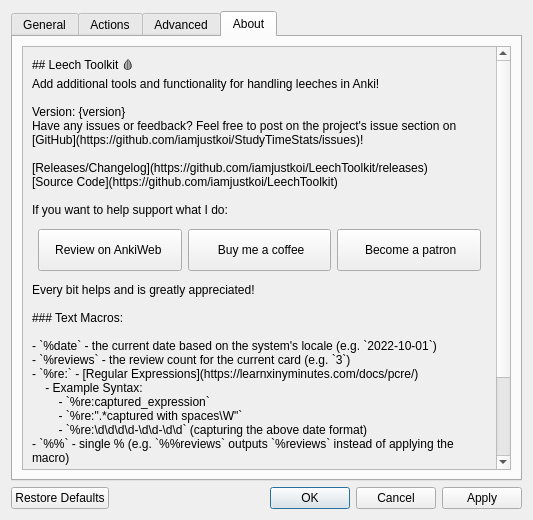
iamjustkoi/LeechToolkit, file res/ui/options_dialog.ui: the form before one commit.
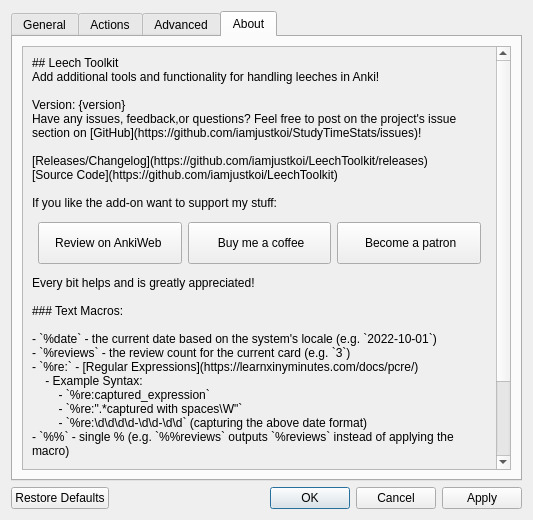
The form after the commit. The open tabs and pages were chosen to show the change. Icons and pictures are not drawn.

Commit message: Updated some text to be less harsh, hopefully

The edit to the form file:
```diff
--- a/res/ui/options_dialog.ui
+++ b/res/ui/options_dialog.ui
@@ -434,7 +434,7 @@
             <x>0</x>
             <y>0</y>
             <width>472</width>
-            <height>516</height>
+            <height>527</height>
            </rect>
           </property>
           <layout class="QVBoxLayout" name="scroll_layout" stretch="0,0,1">
@@ -450,16 +450,16 @@
               </sizepolicy>
              </property>
              <property name="text">
-              <string>## Leech Toolkit 🩸
+              <string>## Leech Toolkit
 Add additional tools and functionality for handling leeches in Anki!
 
 Version: {version}  
-Have any issues or feedback? Feel free to post on the project's issue section on [GitHub](https://github.com/iamjustkoi/StudyTimeStats/issues)!  
+Have any issues, feedback,or questions? Feel free to post on the project's issue section on [GitHub](https://github.com/iamjustkoi/StudyTimeStats/issues)!  
 
 [Releases/Changelog](https://github.com/iamjustkoi/LeechToolkit/releases)  
 [Source Code](https://github.com/iamjustkoi/LeechToolkit)  
 
-If you want to help support what I do:</string>
+If you like the add-on want to support my stuff:</string>
              </property>
              <property name="textFormat">
               <enum>Qt::MarkdownText</enum>
@@ -631,7 +631,7 @@
 - `%%` - single % (e.g. `%%reviews` outputs `%reviews` instead of applying the macro)
 
 &lt;br&gt;&lt;/br&gt;
-Thanks for downloading and happy leeching!  
+Thanks for downloading and happy studies!  
 -koi  
 &lt;br&gt;&lt;/br&gt;  
 MIT License    
```
Left out of the diff: 2 changed lines with no effect on the pictures. The commit also changes 1 other file.
